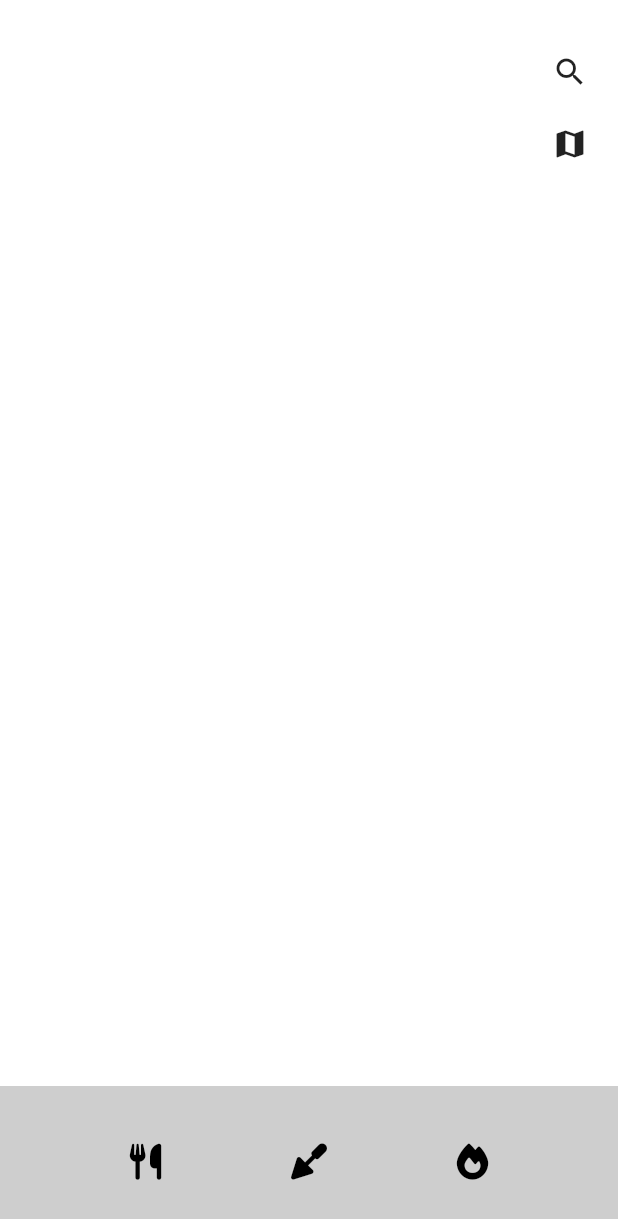
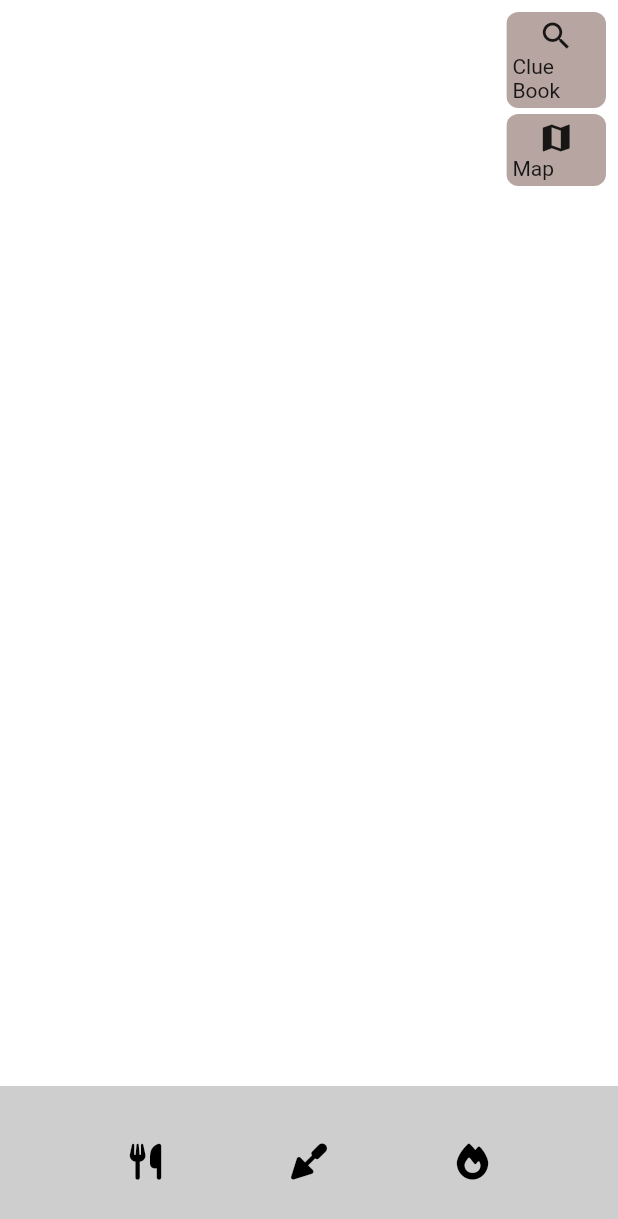
Before and after one commit to TinouSEGUIN/zizou_game, a Flutter app: the MapInterface screen opened directly, on a phone screen of 412 x 824 dp. Shown: the top 1219 px of the screen. Run offline on Flutter 3.47's test engine with Material 2 defaults, Android fonts, the light colour scheme and no system bars; our stand-ins replace font_awesome_flutter; missing offline and left inert: bonfire, dart:js; statements that could not run were skipped.

Commit message:
Changed Ui with Glass effect

```diff
--- a/lib/interface/maps_interface.dart
+++ b/lib/interface/maps_interface.dart
@@ -1,4 +1,5 @@
 import 'dart:js';
+import 'dart:ui';
 
 import 'package:flutter/material.dart';
 import 'package:font_awesome_flutter/font_awesome_flutter.dart';
@@ -28,35 +29,91 @@ class MapInterface extends StatelessWidget {
     //TODO good value corresponding on OS
     double height =
         constraints.maxHeight < 500 ? constraints.maxHeight : 500; //threshold
-    double width =
-        constraints.maxWidth < 500 ? constraints.maxWidth : 500; //threshold
+    double width = constraints.maxWidth < 500
+        ? constraints.maxWidth * 0.2
+        : 500 * 0.25; //threshold
 
     return Align(
-      alignment: Alignment.topRight.add(Alignment(0.0, 0.1)),
+      alignment: Alignment.topRight,
       child: SizedBox(
         height: height,
         width: width,
         child: Padding(
           padding: const EdgeInsets.all(8.0),
           child: Column(
-            crossAxisAlignment: CrossAxisAlignment.end,
+            crossAxisAlignment: CrossAxisAlignment.stretch,
+            mainAxisAlignment: MainAxisAlignment.start,
             children: [
-              IconButton(
-                onPressed: () async {
+              ClipRRect(
+                borderRadius: BorderRadius.circular(8.0),
+                child: BackdropFilter(
+                  filter: ImageFilter.blur(
+                    sigmaX: 2,
+                    sigmaY: 2,
+                  ),
+                  child: Container(
+                    decoration: BoxDecoration(
+                      color: Colors.brown[600]?.withOpacity(0.5),
+                    ),
+                    child: GestureDetector(
+
+                        // color: Colors.pink,
+                        // splashColor: Colors.transparent,
+
+                        onTap: () async {
                           await showBookClue(context);
                         },
-                tooltip: 'Clue',
-                icon: Icon(
+                        child: Padding(
+                          padding: const EdgeInsets.all(4.0),
+                          child: Column(
+                            crossAxisAlignment: CrossAxisAlignment.stretch,
+                            children: [
+                              Icon(
                                 Icons.search,
                               ),
+                              Text("Clue Book")
+                            ],
                           ),
-              IconButton(
-                onPressed: () {},
-                tooltip: 'Maps',
-                icon: Icon(
+                        )),
+                  ),
+                ),
+              ),
+              Padding(
+                padding: const EdgeInsets.symmetric(vertical : 4.0),
+                child: ClipRRect(
+                  borderRadius: BorderRadius.circular(8.0),
+                  child: BackdropFilter(
+                    filter: ImageFilter.blur(
+                      sigmaX: 2,
+                      sigmaY: 2,
+                    ),
+                    child: Container(
+                      decoration: BoxDecoration(
+                        color: Colors.brown[600]?.withOpacity(0.5),
+                      ),
+                      child: GestureDetector(
+
+                          // color: Colors.pink,
+                          // splashColor: Colors.transparent,
+
+                          onTap: () {},
+                          child: Padding(
+                            padding: const EdgeInsets.all(4.0),
+                            child: Column(
+                            crossAxisAlignment: CrossAxisAlignment.stretch,
+                              children: [
+                                Icon(
                         Icons.map,
                       ),
+                                Text("Map"),
+                              ],
                             ),
+                          )),
+                    ),
+                  ),
+                ),
+              ),
+
             ],
           ),
         ),
@@ -78,7 +135,11 @@ class MapInterface extends StatelessWidget {
           ),
         ),
         body: Container(
-          decoration: BoxDecoration(image: DecorationImage(image: AssetImage('images/notebook.png'),),),
+          decoration: BoxDecoration(
+            image: DecorationImage(
+              image: AssetImage('images/notebook.png'),
+            ),
+          ),
           //TODO gridview from the enums
           //     child: Column(
           //   children: [
@@ -103,6 +164,12 @@ class MapInterface extends StatelessWidget {
         constraints.maxWidth < 500 ? constraints.maxWidth : 500; //threshold
     return Align(
       alignment: Alignment.bottomCenter,
+      child: ClipRRect(
+        child: BackdropFilter(
+          filter: ImageFilter.blur(
+            sigmaX: 2,
+            sigmaY: 2,
+          ),
           child: Container(
               decoration: BoxDecoration(color: Colors.grey.withOpacity(0.5)),
               height: height,
@@ -126,8 +193,9 @@ class MapInterface extends StatelessWidget {
                         onDoubleTap: () => itemProvider.toggleFoundedRope(),
                         child: FaIcon(
                           FontAwesomeIcons.trowel,
-                      color:
-                          itemProvider.FoudedRope ? Colors.amber : Colors.black,
+                          color: itemProvider.FoudedRope
+                              ? Colors.amber
+                              : Colors.black,
                         ),
                       ),
                       InkWell(
@@ -143,6 +211,8 @@ class MapInterface extends StatelessWidget {
                   );
                 },
               )),
+        ),
+      ),
     );
   }
 
--- a/lib/main.dart
+++ b/lib/main.dart
@@ -4,7 +4,7 @@ import 'package:bonfire/bonfire.dart';
 import 'package:flutter/foundation.dart';
 import 'package:flutter/material.dart';
 import 'package:provider/provider.dart';
-import 'package:zizou_game/maps/mapszizou.dart';
+import 'package:zizou_game/maps/mapsZizou.dart';
 import 'package:zizou_game/providers/book_provider.dart';
 import 'package:zizou_game/providers/items_provider.dart';
 import 'package:zizou_game/screens/main_title_screen.dart';
@@ -52,7 +52,7 @@ class MyApp extends StatelessWidget {
           tileSize = max(constraints.maxHeight, constraints.maxWidth) / 30;
           print(tileSize);
           // return MapsZizou();
-          return TitleScreen();
+          return MapsZizou();
         }),
       ),
     );
```
Lines whose indentation alone changed are shown as unchanged.
